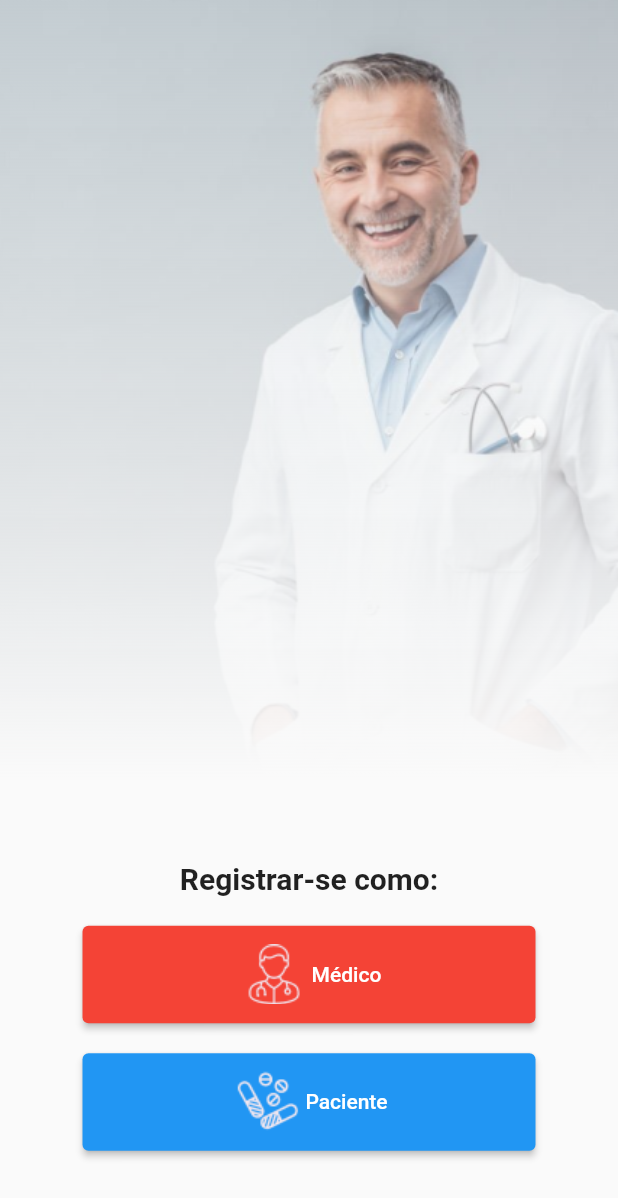
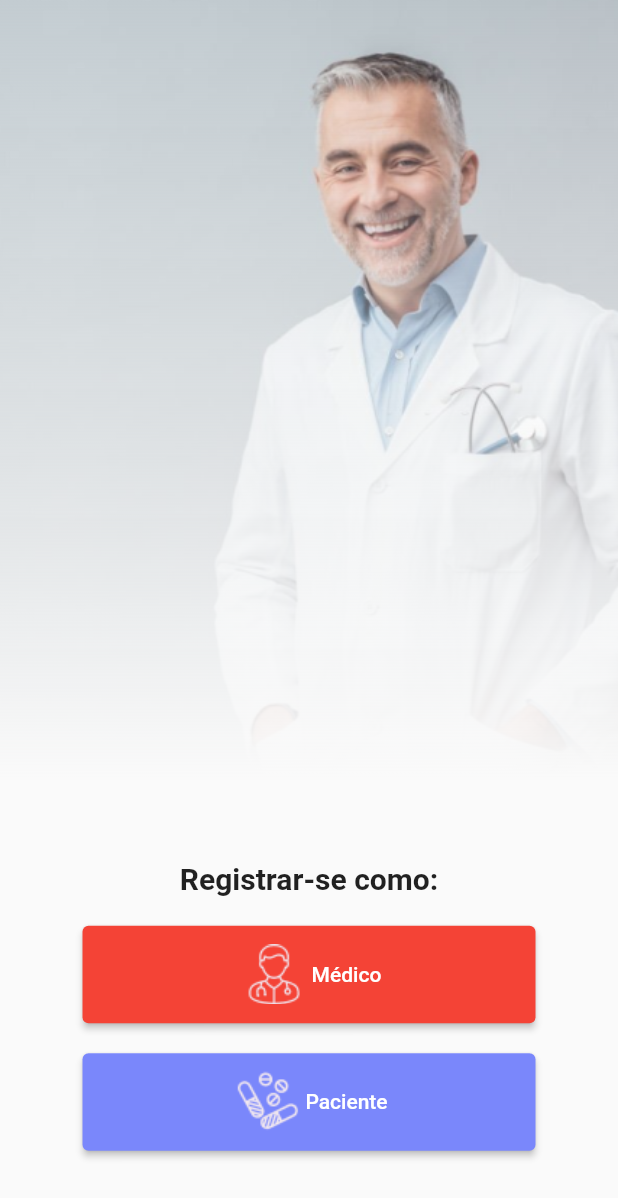
Before and after one commit to NatanBatista/syncrolife, a Flutter app: the screen it shows after launch, on a phone screen of 412 x 824 dp. Shown: the top 1198 px of the screen. Run offline on Flutter 3.47's test engine with Material 2 defaults, Android fonts, the phone set to English and light mode, and no system bars.

Commit message:
Update singup_page.dart

```diff
--- a/lib/pages/singup_page.dart
+++ b/lib/pages/singup_page.dart
@@ -66,6 +66,9 @@ class SingupPage extends StatelessWidget {
                       Container(
                         height: 65,
                         child: ElevatedButton(
+                            style: ButtonStyle(
+                                backgroundColor: MaterialStateProperty.all(
+                                    Color.fromARGB(255, 122, 135, 251))),
                             onPressed: () {},
                             child: Row(
                               mainAxisAlignment: MainAxisAlignment.center,
```
